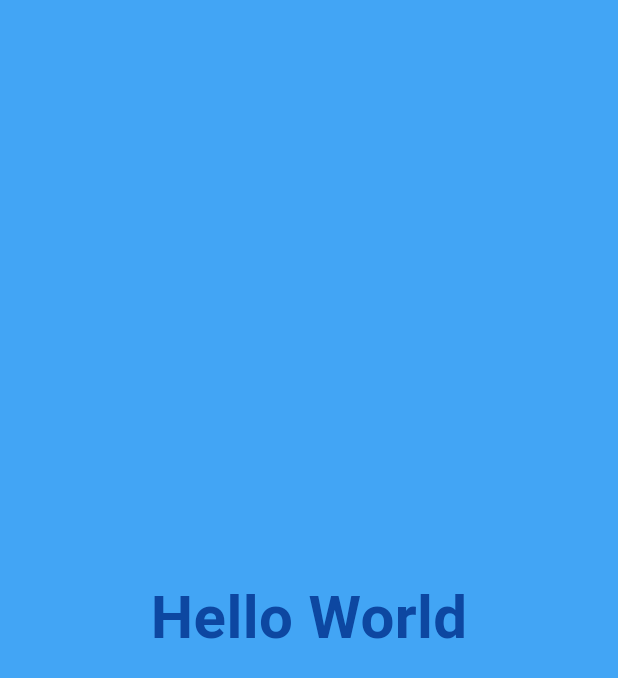
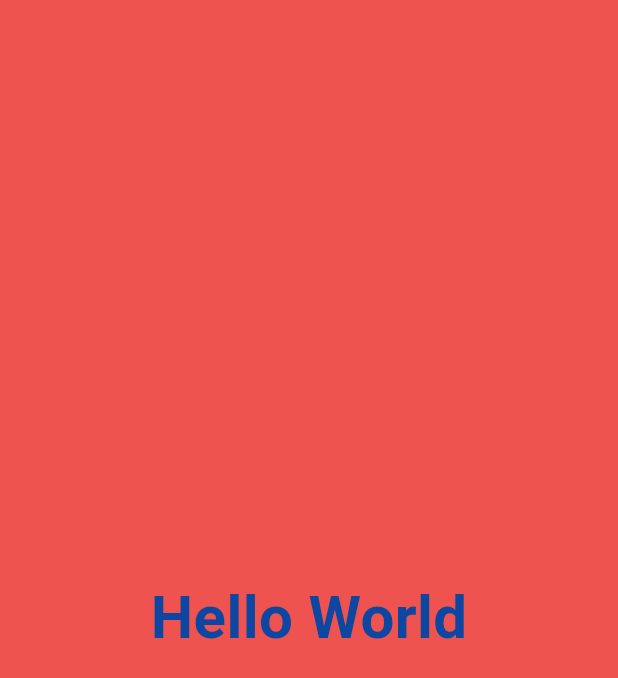
Before and after one commit to arunachalesh58/flutter_application_1, a Flutter app: the screen it shows after launch, on a phone screen of 412 x 824 dp. Shown: the top 678 px of the screen. Run offline on Flutter 3.47's test engine with Material 3 defaults, Android fonts, the phone set to English and light mode, and no system bars.

Commit message:
Intial Commit

```diff
--- a/lib/main.dart
+++ b/lib/main.dart
@@ -1,6 +1,6 @@
 import 'package:flutter/material.dart';
 import 'package:flutter_application_1/app/app.dart';
 
-void main(){
+void main() {
   runApp(const MyApp());
 }
--- a/lib/views/home_view.dart
+++ b/lib/views/home_view.dart
@@ -6,14 +6,19 @@ class HomeView extends StatelessWidget {
   @override
   Widget build(BuildContext context) {
     return Material(
-        child: Container(
-          color: Colors.blue[400],
-          child: Center(child: Text("Hello World",style: TextStyle(
-            fontSize: 40,
-            color: Colors.blue[900],
-            fontWeight: FontWeight.bold,
-          ),)),
+      child: Container(
+        color: Colors.red[400],
+        child: Center(
+          child: Text(
+            "Hello World",
+            style: TextStyle(
+              fontSize: 40,
+              color: Colors.blue[900],
+              fontWeight: FontWeight.bold,
+            ),
+          ),
         ),
-      );
+      ),
+    );
   }
 }
```
